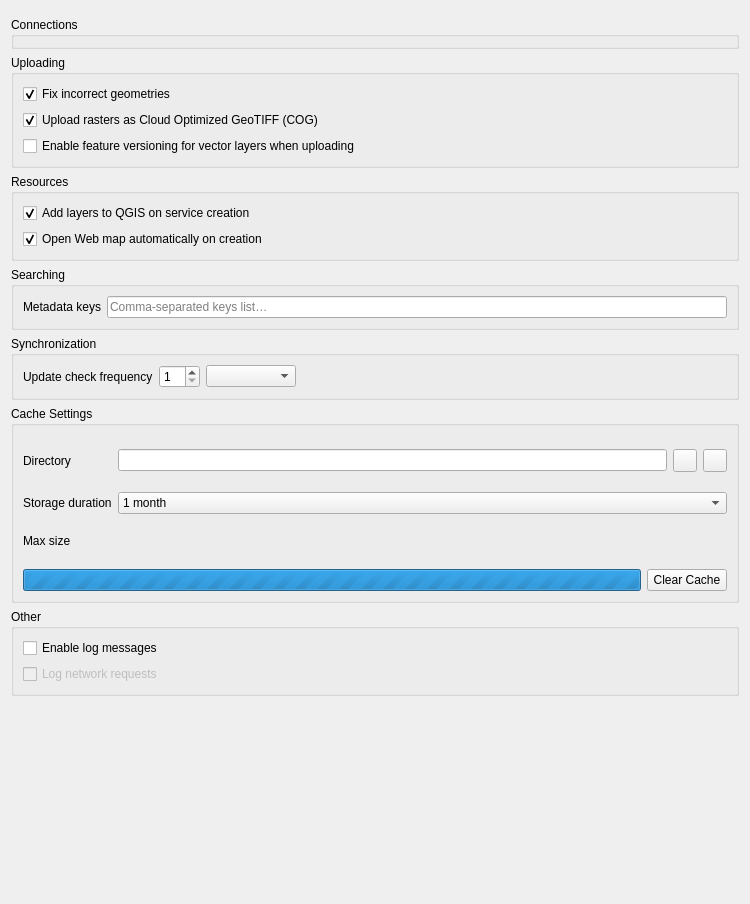
RemeshevskiyValeriy/nextgis_connect, file src/nextgis_connect/settings/ui/settings_dialog_base.ui: the form before one commit.
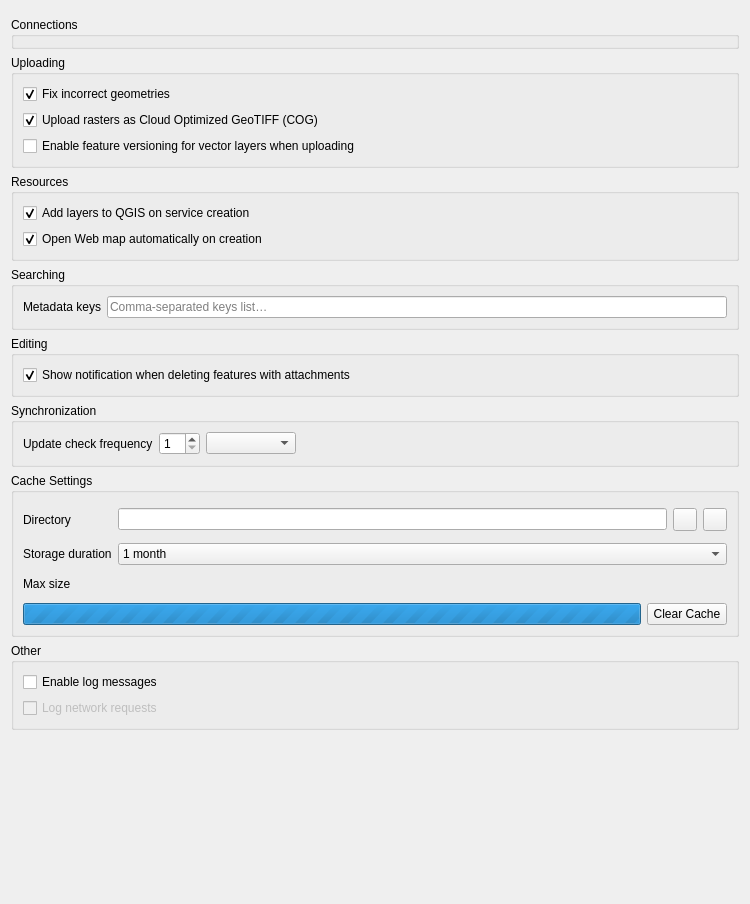
The form after the commit. Custom widgets are drawn as their Qt base class.

Commit message: Add notifications settings for feature deletion

```diff
--- a/src/nextgis_connect/settings/ui/settings_dialog_base.ui
+++ b/src/nextgis_connect/settings/ui/settings_dialog_base.ui
@@ -165,6 +165,25 @@
      </layout>
     </widget>
    </item>
+   <item>
+    <widget class="QGroupBox" name="editingGroupBox">
+     <property name="title">
+      <string>Editing</string>
+     </property>
+     <layout class="QVBoxLayout" name="verticalLayout_8">
+      <item>
+       <widget class="QCheckBox" name="deletingFeaturesWithAttachmentsCheckbox">
+        <property name="text">
+         <string>Show notification when deleting features with attachments</string>
+        </property>
+        <property name="checked">
+         <bool>true</bool>
+        </property>
+       </widget>
+      </item>
+     </layout>
+    </widget>
+   </item>
    <item>
     <widget class="QGroupBox" name="groupBox_2">
      <property name="title">
```
The commit also changes 3 other files.
